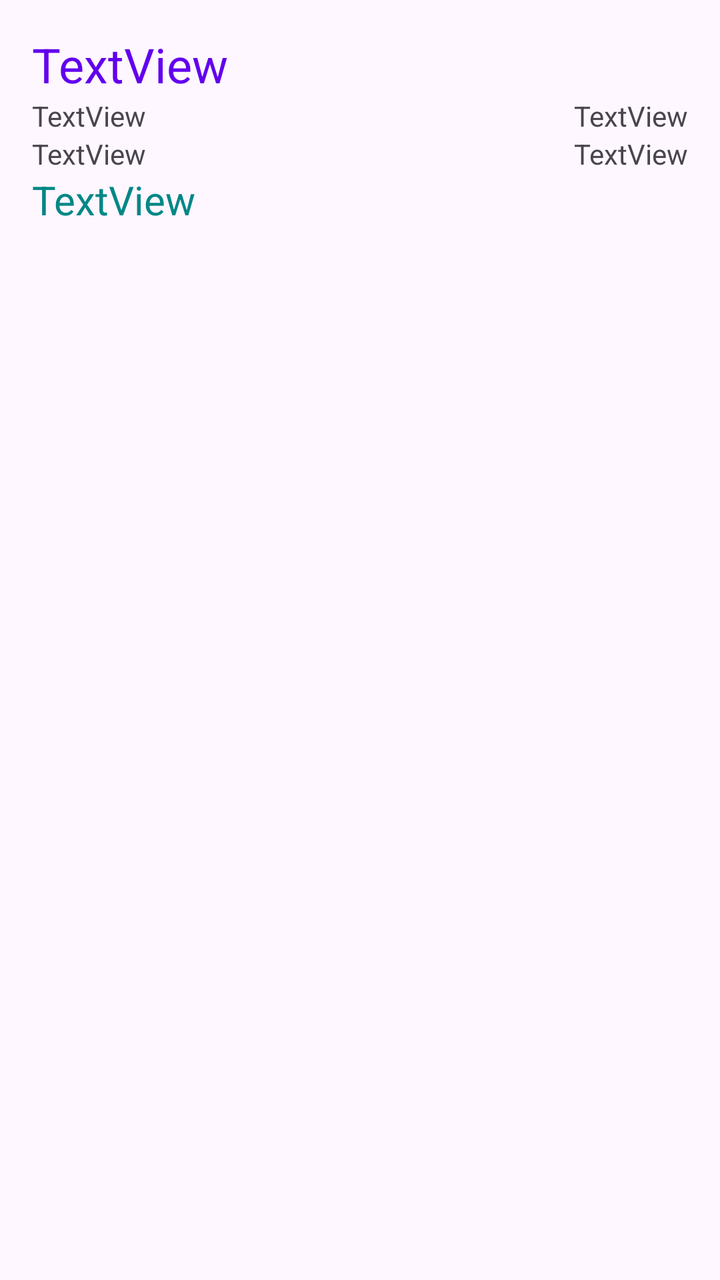
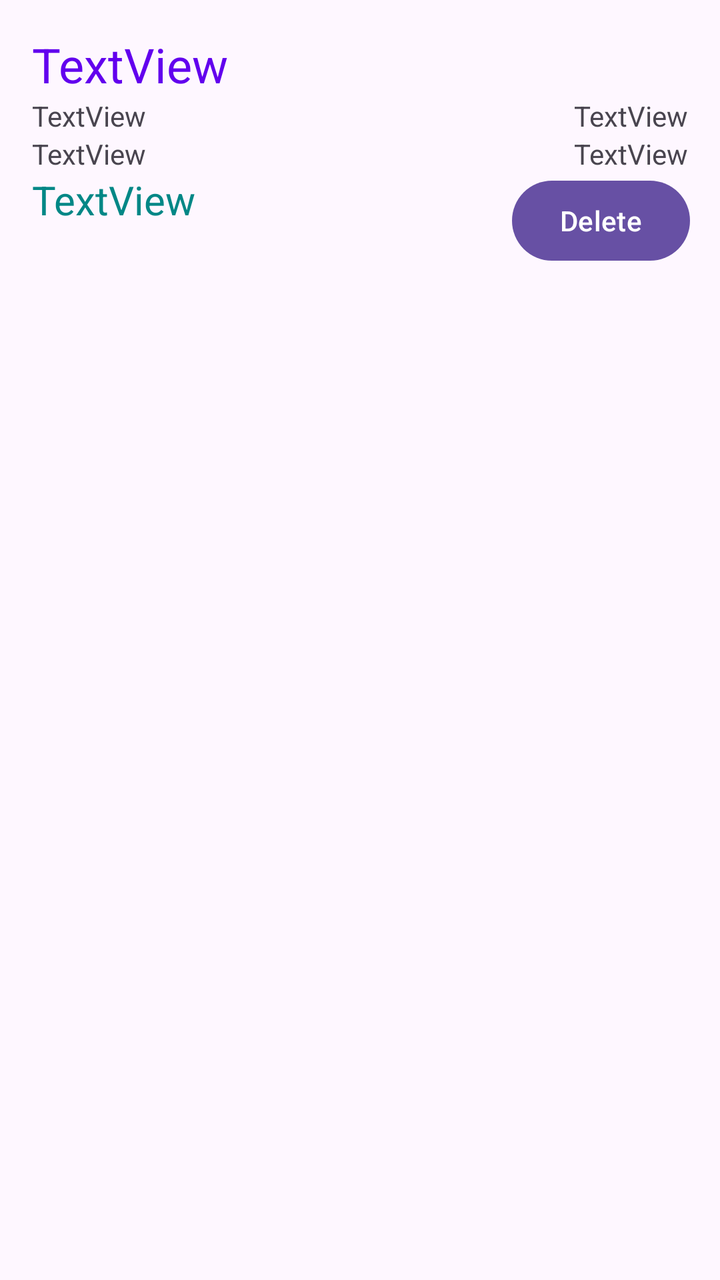

Compare the two renders of this Android layout. The source of the first and the diff that turns it into the second are given below.
<!-- AndroidManifest.xml: application theme Theme.EventManagerTracker -->
<!-- res/layout/item_layout.xml -->
<?xml version="1.0" encoding="utf-8"?>
<androidx.constraintlayout.widget.ConstraintLayout xmlns:android="http://schemas.android.com/apk/res/android"
    xmlns:app="http://schemas.android.com/apk/res-auto"
    xmlns:tools="http://schemas.android.com/tools"
    android:layout_width="match_parent"
    android:layout_height="wrap_content">

    <TextView
        android:id="@+id/tvEventName"
        android:layout_width="0dp"
        android:layout_height="wrap_content"
        android:layout_marginStart="16dp"
        android:layout_marginTop="16dp"
        android:layout_marginEnd="16dp"
        android:text="TextView"
        android:textColor="@color/design_default_color_primary"
        android:textSize="24sp"
        app:layout_constraintEnd_toEndOf="parent"
        app:layout_constraintStart_toStartOf="parent"
        app:layout_constraintTop_toTopOf="parent" />

    <TextView
        android:id="@+id/tvEventDate"
        android:layout_width="wrap_content"
        android:layout_height="wrap_content"
        android:layout_marginStart="16dp"
        android:text="TextView"
        app:layout_constraintStart_toStartOf="parent"
        app:layout_constraintTop_toBottomOf="@+id/tvEventName" />

    <TextView
        android:id="@+id/tvEventLocation"
        android:layout_width="wrap_content"
        android:layout_height="wrap_content"
        android:layout_marginStart="16dp"
        android:text="TextView"
        app:layout_constraintStart_toStartOf="parent"
        app:layout_constraintTop_toBottomOf="@+id/tvEventDate" />

    <TextView
        android:id="@+id/tvEventOrganiser"
        android:layout_width="wrap_content"
        android:layout_height="wrap_content"
        android:layout_marginEnd="16dp"
        android:text="TextView"
        app:layout_constraintEnd_toEndOf="parent"
        app:layout_constraintTop_toBottomOf="@+id/tvEventName" />

    <TextView
        android:id="@+id/tvEventType"
        android:layout_width="wrap_content"
        android:layout_height="wrap_content"
        android:layout_marginEnd="16dp"
        android:text="TextView"
        app:layout_constraintEnd_toEndOf="parent"
        app:layout_constraintTop_toBottomOf="@+id/tvEventOrganiser" />

    <TextView
        android:id="@+id/tvEventStatus"
        android:layout_width="wrap_content"
        android:layout_height="wrap_content"
        android:layout_marginStart="16dp"
        android:text="TextView"
        android:textColor="@color/design_default_color_secondary_variant"
        android:textSize="20sp"
        app:layout_constraintStart_toStartOf="parent"
        app:layout_constraintTop_toBottomOf="@+id/tvEventLocation" />
</androidx.constraintlayout.widget.ConstraintLayout>
<!-- resources referenced by this layout -->
<resources>
  <style name="Theme.EventManagerTracker" parent="Base.Theme.EventManagerTracker" />
  <style name="Base.Theme.EventManagerTracker" parent="Theme.Material3.DayNight">
          
          
      </style>
</resources>

<!-- the commit's change to res/layout/item_layout.xml (unified diff, before → after) -->
@@ -65,4 +65,13 @@
         android:textSize="20sp"
         app:layout_constraintStart_toStartOf="parent"
         app:layout_constraintTop_toBottomOf="@+id/tvEventLocation" />
+
+    <Button
+        android:id="@+id/btnDelete"
+        android:layout_width="wrap_content"
+        android:layout_height="wrap_content"
+        android:layout_marginEnd="15dp"
+        android:text="Delete"
+        app:layout_constraintEnd_toEndOf="parent"
+        app:layout_constraintTop_toBottomOf="@+id/tvEventType" />
 </androidx.constraintlayout.widget.ConstraintLayout>
